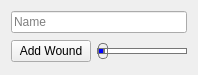
First picture: the form in CrewControls.ui, repository wchamilton/CEManeuverLog, before the edit.
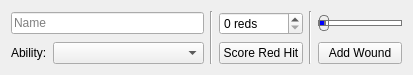
Second picture: the form after the edit.

Commit message: Added a loading mechanism into the editor. I may need to make more of the modules be connected to the model but we'll see. Migrated gun editor into another tab widget since it turns out crew can have multiple weapons at their disposal. Colour coded and connected the damage trackers and repositioned them.

Patch:
```diff
--- a/CrewControls.ui
+++ b/CrewControls.ui
@@ -6,22 +6,53 @@
    <rect>
     <x>0</x>
     <y>0</y>
-    <width>198</width>
-    <height>74</height>
+    <width>413</width>
+    <height>75</height>
    </rect>
   </property>
   <property name="windowTitle">
    <string>Form</string>
   </property>
-  <layout class="QGridLayout" name="gridLayout">
-   <item row="0" column="0" colspan="3">
-    <widget class="QLineEdit" name="name">
-     <property name="placeholderText">
-      <string>Name</string>
+  <layout class="QGridLayout" name="gridLayout" columnstretch="0,1,0,0,0,0">
+   <item row="0" column="2" rowspan="2">
+    <widget class="Line" name="line_2">
+     <property name="orientation">
+      <enum>Qt::Vertical</enum>
      </property>
     </widget>
    </item>
-   <item row="1" column="2">
+   <item row="0" column="4" rowspan="2">
+    <widget class="Line" name="line">
+     <property name="orientation">
+      <enum>Qt::Vertical</enum>
+     </property>
+    </widget>
+   </item>
+   <item row="1" column="3">
+    <widget class="QPushButton" name="score_red_btn">
+     <property name="text">
+      <string>Score Red Hit</string>
+     </property>
+    </widget>
+   </item>
+   <item row="1" column="5">
+    <widget class="QPushButton" name="add_wound_btn">
+     <property name="text">
+      <string>Add Wound</string>
+     </property>
+    </widget>
+   </item>
+   <item row="1" column="1">
+    <widget class="QComboBox" name="comboBox"/>
+   </item>
+   <item row="0" column="3">
+    <widget class="QSpinBox" name="reds_spin">
+     <property name="suffix">
+      <string> reds</string>
+     </property>
+    </widget>
+   </item>
+   <item row="0" column="5">
     <widget class="QSlider" name="wounds">
      <property name="enabled">
       <bool>true</bool>
@@ -91,10 +122,17 @@
      </property>
     </widget>
    </item>
-   <item row="1" column="0" colspan="2">
-    <widget class="QPushButton" name="add_wound_btn">
+   <item row="1" column="0">
+    <widget class="QLabel" name="label">
      <property name="text">
-      <string>Add Wound</string>
+      <string>Ability:</string>
+     </property>
+    </widget>
+   </item>
+   <item row="0" column="0" colspan="2">
+    <widget class="QLineEdit" name="name">
+     <property name="placeholderText">
+      <string>Name</string>
      </property>
     </widget>
    </item>
```
The commit also changes 27 other files.
